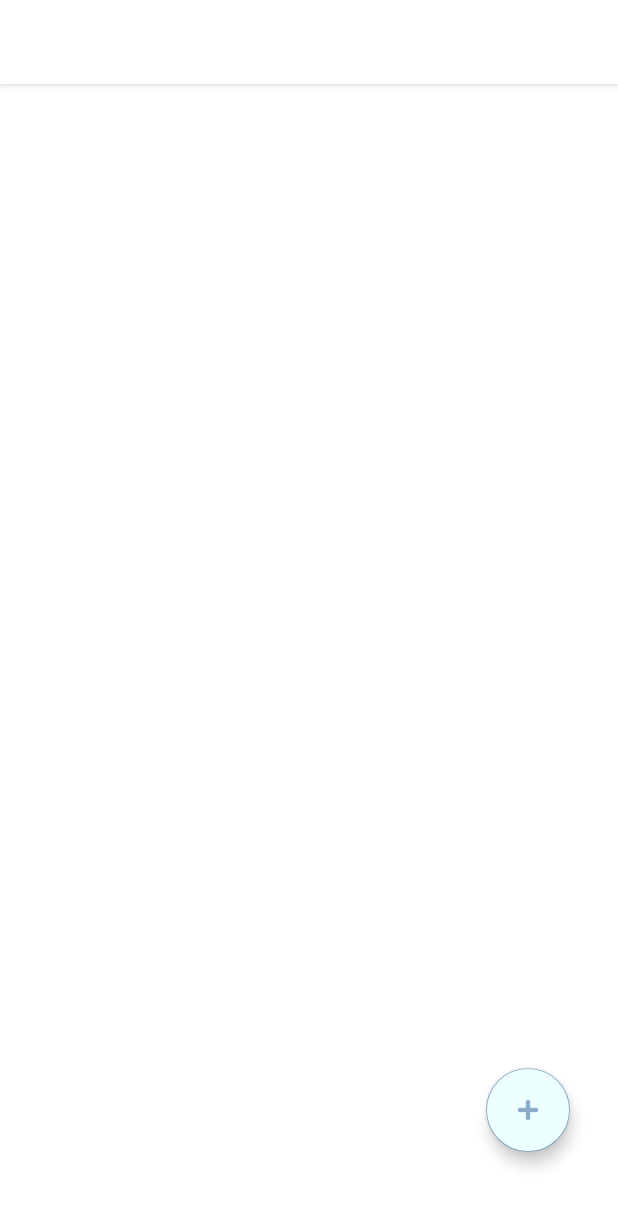
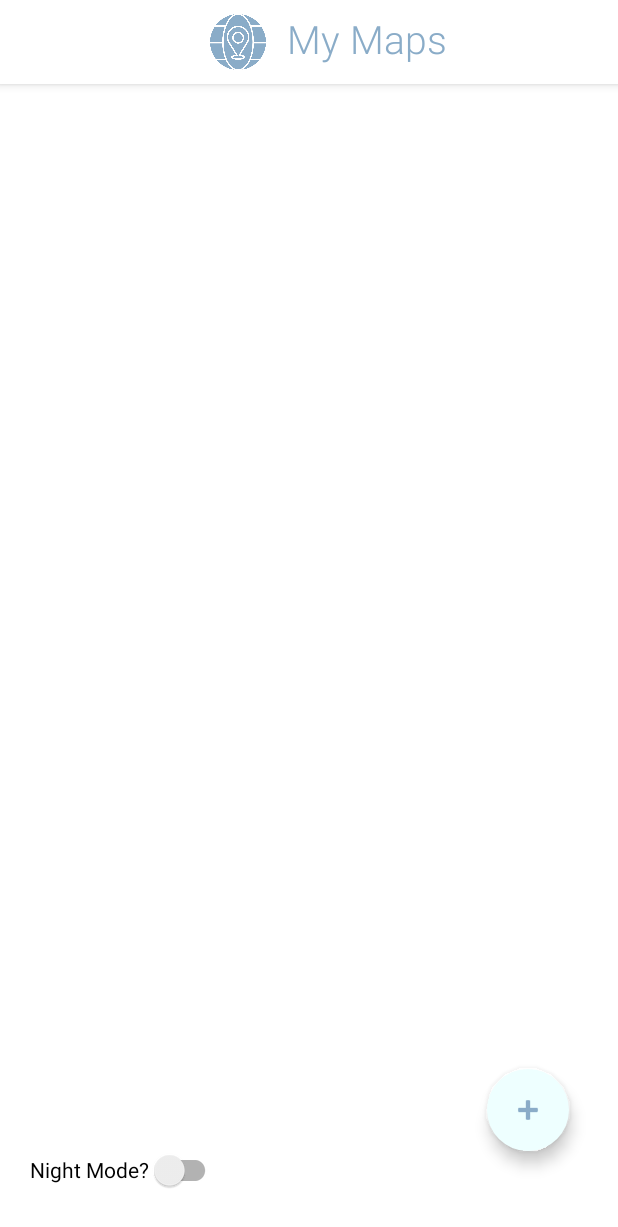
Before and after one commit to bthayes1/MyMaps, an Android app: the screen it shows after launch (MainActivity), on a phone screen of 412 x 824 dp. Shown: the top 1227 px of the screen. Run offline under Robolectric (Android 15) with nearby library versions, the phone set to English and light mode, and no system bars.

Commit message:
More UI Changes, added custom_toolbar.xml and logos, added night mode toggle for testing

```diff
--- a/app/src/main/AndroidManifest.xml
+++ b/app/src/main/AndroidManifest.xml
@@ -10,6 +10,7 @@
         android:roundIcon="@mipmap/ic_launcher_round"
         android:supportsRtl="true"
         android:theme="@style/Theme.MyMaps">
+
         <!--
              TODO: Before you run your application, you need a Google Maps API key.
 
--- a/app/src/main/java/com/example/mymaps/MainActivity.kt
+++ b/app/src/main/java/com/example/mymaps/MainActivity.kt
@@ -2,8 +2,11 @@ package com.example.mymaps
 
 import android.Manifest
 import android.annotation.SuppressLint
+import android.app.ActionBar
 import android.app.Activity
 import android.app.AlertDialog
+import android.app.UiModeManager.MODE_NIGHT_NO
+import android.app.UiModeManager.MODE_NIGHT_YES
 import android.content.Context
 import android.content.DialogInterface
 import android.content.Intent
@@ -14,10 +17,13 @@ import android.os.Bundle
 import android.util.Log
 import android.view.LayoutInflater
 import android.widget.EditText
+import android.widget.TextView
 import android.widget.Toast
 import androidx.activity.result.ActivityResultLauncher
 import androidx.activity.result.contract.ActivityResultContracts
 import androidx.appcompat.app.AppCompatActivity
+import androidx.appcompat.app.AppCompatDelegate
+import androidx.appcompat.widget.SwitchCompat
 import androidx.constraintlayout.widget.ConstraintLayout
 import androidx.core.app.ActivityCompat
 import androidx.core.content.ContextCompat
@@ -49,6 +55,7 @@ private const val FILENAME = "usermaps.data"
 
 class MainActivity : AppCompatActivity() {
 
+    private lateinit var swToggle: SwitchCompat
     private lateinit var editActivityResultLauncher: ActivityResultLauncher<Intent>
     private lateinit var fusedLocationClient: FusedLocationProviderClient
     private lateinit var mapTitle : String
@@ -60,14 +67,29 @@ class MainActivity : AppCompatActivity() {
 
 
 
+    @SuppressLint("UseSupportActionBar")
     override fun onCreate(savedInstanceState: Bundle?) {
         super.onCreate(savedInstanceState)
         setContentView(R.layout.activity_main)
+        supportActionBar?.displayOptions = androidx.appcompat.app.ActionBar.DISPLAY_SHOW_CUSTOM
+        supportActionBar?.setCustomView(R.layout.custom_toolbar)
         //Upon startup, maps from data file are read
         data = deSerializeUserMaps(this).toMutableList()
 
         initViews()
 
+        swToggle.setOnClickListener{
+            when(swToggle.isChecked){
+                true -> {
+                    Log.i(TAG, "Night mode on")
+                    AppCompatDelegate.setDefaultNightMode(AppCompatDelegate.MODE_NIGHT_YES)
+                }
+                false -> {
+                    Log.i(TAG, "Night mode off")
+                    AppCompatDelegate.setDefaultNightMode(AppCompatDelegate.MODE_NIGHT_NO)
+                }
+            }
+        }
         rvMaps.layoutManager = LinearLayoutManager(this)
         fusedLocationClient = LocationServices.getFusedLocationProviderClient(this)
         setupAdapter()
@@ -79,6 +101,7 @@ class MainActivity : AppCompatActivity() {
         fabNewMap = findViewById(R.id.fabCreateMap)
         rvMaps = findViewById(R.id.rvLocations)
         constraintLayout = findViewById(R.id.constraintLayout)
+        swToggle = findViewById(R.id.swDisplayToggle)
     }
 
     private fun newMapsLauncher() {
@@ -94,6 +117,7 @@ class MainActivity : AppCompatActivity() {
                     val newMap = results.extras!!.getSerializable(REQUEST_CODE) as UserMap
                     Log.i(TAG, "${newMap.title}, ${newMap.places[0].name}")
                     data.add(newMap)
+                    Log.i(TAG, "Data Size: ${data.size}")
                     adapter.notifyItemInserted(data.size - 1) // add new UserMap to rvMaps
                     serializeUserMaps(this, data) //save new data to file
                 }
@@ -277,7 +301,7 @@ class MainActivity : AppCompatActivity() {
         intent.putExtra(LOCATION_KEY, location)
         intent.putExtra(NEW_MAP_TITLE, mapTitle)
         editActivityResultLauncher.launch(intent)
-        activityTransition()
+        //activityTransition()
     }
 
     private fun activityTransition(){
--- /dev/null
+++ b/app/src/main/res/layout-night/custom_toolbar.xml
@@ -0,0 +1,36 @@
+<?xml version="1.0" encoding="utf-8"?>
+<androidx.appcompat.widget.Toolbar xmlns:android="http://schemas.android.com/apk/res/android"
+    xmlns:app="http://schemas.android.com/apk/res-auto"
+    xmlns:tools="http://schemas.android.com/tools"
+    android:orientation="vertical"
+    android:layout_width="match_parent"
+    android:layout_height="56dp">
+
+    <androidx.constraintlayout.widget.ConstraintLayout
+        android:layout_width="match_parent"
+        android:layout_height="match_parent">
+
+        <ImageView
+            android:layout_width="65dp"
+            android:layout_height="match_parent"
+            android:src="@drawable/nightlogo"
+            app:layout_constraintEnd_toStartOf="@id/tvToolbar"
+            android:contentDescription="logo" />
+
+        <TextView
+            android:id="@+id/tvToolbar"
+            android:layout_width="wrap_content"
+            android:layout_height="match_parent"
+            android:fontFamily="sans-serif-light"
+            android:paddingTop="8dp"
+            android:text="My Maps"
+            android:textAlignment="center"
+            android:textSize="26sp"
+            android:textColor="@color/textcolor"
+            app:layout_constraintEnd_toEndOf="parent"
+            app:layout_constraintHorizontal_bias="0.62"
+            app:layout_constraintStart_toStartOf="parent"
+            tools:layout_editor_absoluteY="0dp" />
+
+    </androidx.constraintlayout.widget.ConstraintLayout>
+</androidx.appcompat.widget.Toolbar>
--- a/app/src/main/res/layout/activity_main.xml
+++ b/app/src/main/res/layout/activity_main.xml
@@ -7,14 +7,15 @@
     android:layout_height="match_parent"
     tools:context=".MainActivity">
 
+
     <androidx.recyclerview.widget.RecyclerView
+        android:id="@+id/rvLocations"
         android:layout_width="match_parent"
-        android:layout_height="match_parent"
+        android:layout_height="0dp"
+        app:layout_constraintBottom_toBottomOf="parent"
+        app:layout_constraintEnd_toEndOf="parent"
         app:layout_constraintStart_toStartOf="parent"
-        app:layout_constraintEnd_toEndOf="parent"
-        app:layout_constraintTop_toTopOf="parent"
-        android:id="@+id/rvLocations"
-        />
+        app:layout_constraintTop_toTopOf="parent" />
 
     <com.google.android.material.floatingactionbutton.FloatingActionButton
         android:id="@+id/fabCreateMap"
@@ -26,9 +27,21 @@
         android:clickable="true"
         android:contentDescription="@string/button_to_add_map"
         android:focusable="true"
-        app:tint="@color/fabOutline"
+        app:backgroundTint="#00C33636"
         app:layout_constraintBottom_toBottomOf="parent"
         app:layout_constraintEnd_toEndOf="parent"
-        app:srcCompat="@android:drawable/ic_input_add" />
+        app:srcCompat="@android:drawable/ic_input_add"
+        app:tint="@color/fabOutline" />
+
+    <androidx.appcompat.widget.SwitchCompat
+        android:id="@+id/swDisplayToggle"
+        android:layout_width="wrap_content"
+        android:layout_height="wrap_content"
+        app:layout_constraintStart_toStartOf="parent"
+        app:layout_constraintBottom_toBottomOf="parent"
+        android:layout_margin="20dp"
+        android:text="Night Mode?"
+        tools:layout_editor_absoluteX="42dp"
+        tools:layout_editor_absoluteY="600dp" />
 
 </androidx.constraintlayout.widget.ConstraintLayout>
--- /dev/null
+++ b/app/src/main/res/layout/custom_toolbar.xml
@@ -0,0 +1,36 @@
+<?xml version="1.0" encoding="utf-8"?>
+<androidx.appcompat.widget.Toolbar xmlns:android="http://schemas.android.com/apk/res/android"
+    xmlns:app="http://schemas.android.com/apk/res-auto"
+    xmlns:tools="http://schemas.android.com/tools"
+    android:orientation="vertical"
+    android:layout_width="match_parent"
+    android:layout_height="56dp">
+
+    <androidx.constraintlayout.widget.ConstraintLayout
+        android:layout_width="match_parent"
+        android:layout_height="match_parent">
+
+        <ImageView
+            android:layout_width="65dp"
+            android:layout_height="match_parent"
+            android:src="@drawable/logo"
+            app:layout_constraintEnd_toStartOf="@id/tvToolbar"
+            android:contentDescription="Logo" />
+
+        <TextView
+            android:id="@+id/tvToolbar"
+            android:layout_width="wrap_content"
+            android:layout_height="match_parent"
+            android:fontFamily="sans-serif-light"
+            android:paddingTop="8dp"
+            android:text="My Maps"
+            android:textAlignment="center"
+            android:textSize="26sp"
+            android:textColor="@color/darker"
+            app:layout_constraintEnd_toEndOf="parent"
+            app:layout_constraintHorizontal_bias="0.62"
+            app:layout_constraintStart_toStartOf="parent"
+            tools:layout_editor_absoluteY="0dp" />
+
+    </androidx.constraintlayout.widget.ConstraintLayout>
+</androidx.appcompat.widget.Toolbar>
--- a/app/src/main/res/values-night/themes.xml
+++ b/app/src/main/res/values-night/themes.xml
@@ -1,10 +1,10 @@
-<resources xmlns:tools="http://schemas.android.com/tools">
+<resources >
     <!-- Base application theme. -->
     <style name="Theme.MyMaps" parent="Theme.MaterialComponents.DayNight.DarkActionBar">
         <!-- Primary brand color. -->
         <item name="colorPrimary">@color/light</item>
         <item name="colorPrimaryVariant">@color/black</item>
-        <item name="colorOnPrimary">@color/textcolor</item>
+        <item name="colorOnPrimary">@color/darker</item>
         <!-- Secondary brand color. -->
         <item name="colorSecondary">@color/fabOutline</item>
         <item name="colorSecondaryVariant">@color/fabOutline</item>
--- a/app/src/main/res/values/themes.xml
+++ b/app/src/main/res/values/themes.xml
@@ -8,10 +8,11 @@
         <!-- Secondary brand color. -->
         <item name="colorSecondary">@color/darker</item>
         <item name="colorSecondaryVariant">@color/white</item>
-        <item name="colorOnSecondary">@color/textcolor</item>
+        <item name="colorOnSecondary">@color/darker</item>
         <!-- Status bar color. -->
         <item name="android:statusBarColor" >?attr/colorPrimary</item>
         <item name="android:windowLightStatusBar" tools:ignore="NewApi">true</item>
+        <item name="android:colorAccent">@color/darker</item>
         <!-- Customize your theme here. -->
     </style>
 </resources>
```
Also changed, not shown: app/src/main/res/drawable/logo.png (added), app/src/main/res/drawable/nightlogo.png (added).
